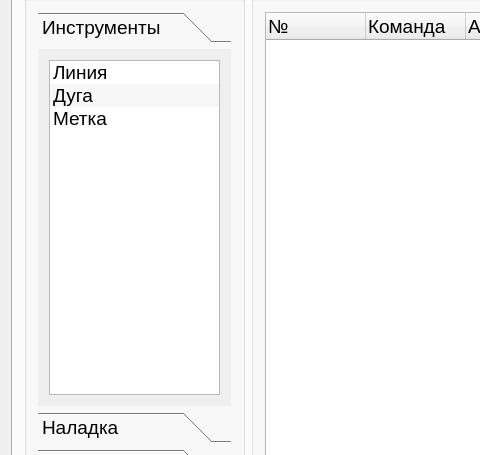
Old version of the form KAMEditor/gui/mainwindow.ui in the repository Xtail96/SML; both pictures show x 0 to 480 and y 188 to 643 of the 1393 by 728 pixel window.
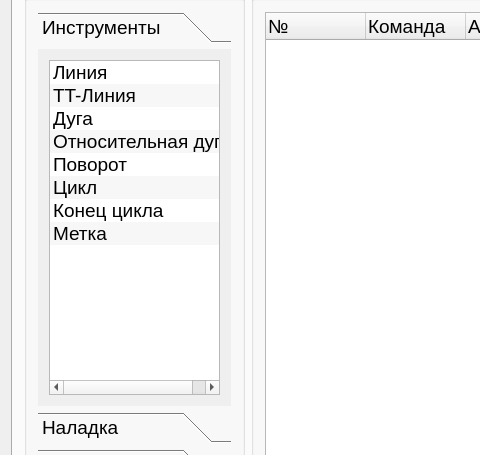
New version of the form. The open tabs and pages were chosen to show the change. Icons and pictures are not drawn.

Commit message: Добавлены команды Цикл и ТТ-Линия

Diff of the .ui file:
```diff
--- a/KAMEditor/gui/mainwindow.ui
+++ b/KAMEditor/gui/mainwindow.ui
@@ -458,11 +458,36 @@
                    </brush>
                   </property>
                  </item>
+                 <item>
+                  <property name="text">
+                   <string>TT-Линия</string>
+                  </property>
+                 </item>
                  <item>
                   <property name="text">
                    <string>Дуга</string>
                   </property>
                  </item>
+                 <item>
+                  <property name="text">
+                   <string>Относительная дуга</string>
+                  </property>
+                 </item>
+                 <item>
+                  <property name="text">
+                   <string>Поворот</string>
+                  </property>
+                 </item>
+                 <item>
+                  <property name="text">
+                   <string>Цикл</string>
+                  </property>
+                 </item>
+                 <item>
+                  <property name="text">
+                   <string>Конец цикла</string>
+                  </property>
+                 </item>
                  <item>
                   <property name="text">
                    <string>Метка</string>
```
Left out of the diff: 177 changed lines with no effect on the pictures. The commit also changes 18 other files.
